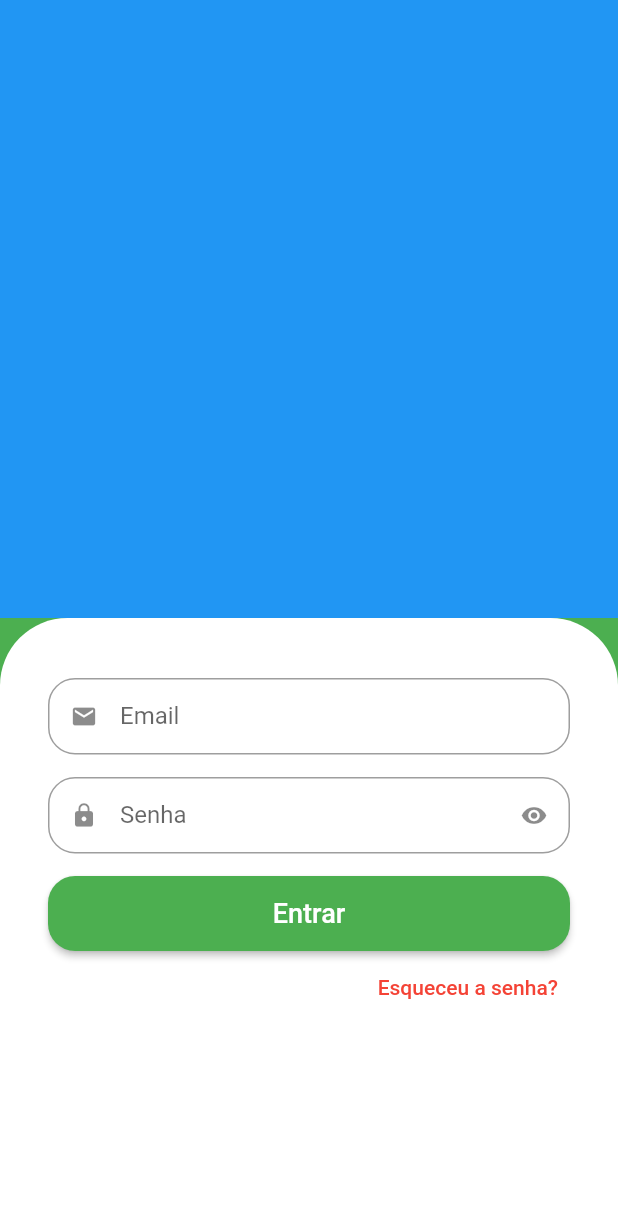
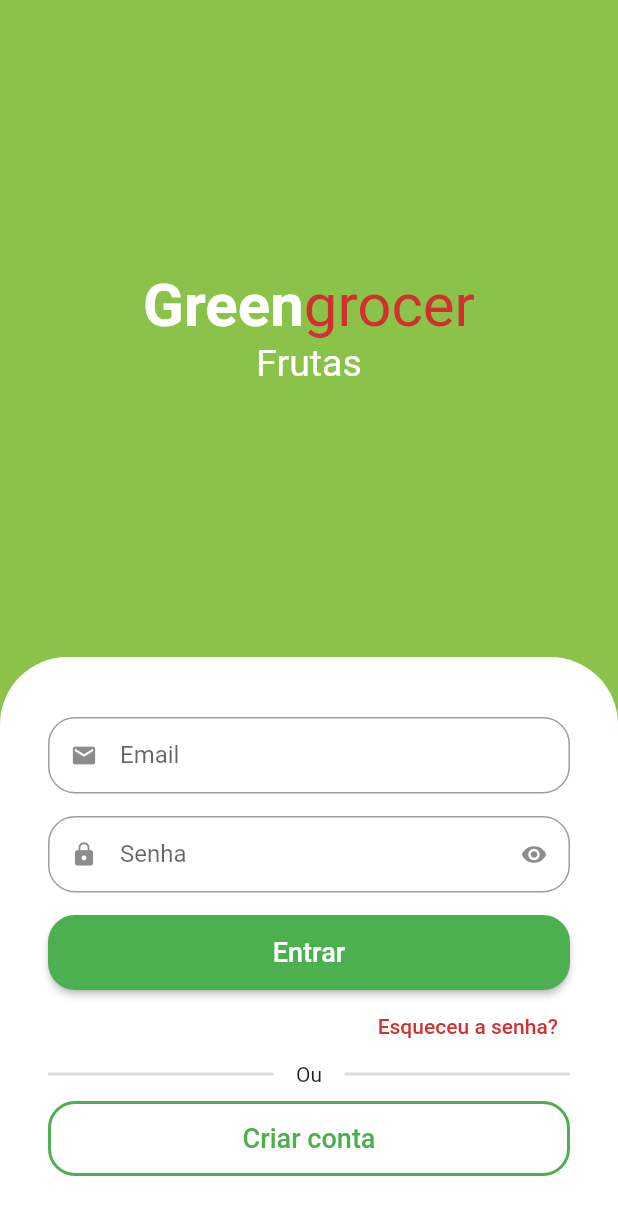
Before and after one commit to aloisiomartinez/greengrocery_app, a Flutter app: the screen it shows after launch, on a phone screen of 412 x 824 dp. Shown: the top 1215 px of the screen. Run offline on Flutter 3.47's test engine with Material 2 defaults, Android fonts, the phone set to English and light mode, and no system bars; drawn by our look-alikes of animated_text_kit.

Commit message:
loginScreen Ui finish

```diff
--- a/lib/src/auth/sign_in_screen.dart
+++ b/lib/src/auth/sign_in_screen.dart
@@ -1,25 +1,74 @@
+import 'package:animated_text_kit/animated_text_kit.dart';
 import 'package:flutter/material.dart';
 import 'package:green_grocery/src/auth/components/custom_text_field.dart';
+import 'package:green_grocery/src/config/custom_colors.dart';
 
 class SignInScreen extends StatelessWidget {
   const SignInScreen({Key? key}) : super(key: key);
 
   @override
   Widget build(BuildContext context) {
+    final size = MediaQuery.of(context).size;
+
     return Scaffold(
-      backgroundColor: Colors.green,
-      body: Column(
+      backgroundColor: CustomColors.customSwatchColor,
+      body: SingleChildScrollView(
+        child: SizedBox(
+          height: size.height,
+          width: size.width,
+          child: Column(
             children: [
               Expanded(
-              child: Container(
-            color: Colors.blue,
-          )),
-          Expanded(
-              child: Container(
-            padding: const EdgeInsets.symmetric(horizontal: 32, vertical: 40),
+                child: Column(
+                  mainAxisAlignment: MainAxisAlignment.center,
+                  children: [
+                    // Nome do App
+                    Text.rich(TextSpan(
+                        style: const TextStyle(
+                          fontSize: 40,
+                        ),
+                        children: [
+                          const TextSpan(
+                              text: "Green",
+                              style: TextStyle(
+                                  color: Colors.white,
+                                  fontWeight: FontWeight.bold)),
+                          TextSpan(
+                              text: "grocer",
+                              style: TextStyle(
+                                  color: CustomColors.customContrastColor))
+                        ])),
+
+                    //Categorias
+                    SizedBox(
+                      height: 30,
+                      child: DefaultTextStyle(
+                        style: const TextStyle(fontSize: 25),
+                        child: AnimatedTextKit(
+                            pause: Duration.zero,
+                            repeatForever: true,
+                            animatedTexts: [
+                              FadeAnimatedText("Frutas"),
+                              FadeAnimatedText("Verduras"),
+                              FadeAnimatedText("Legumes"),
+                              FadeAnimatedText("Carnes"),
+                              FadeAnimatedText("Cereais"),
+                              FadeAnimatedText("Laticíneos"),
+                            ]),
+                      ),
+                    )
+                  ],
+                ),
+              ),
+
+              //Formulário
+              Container(
+                padding:
+                    const EdgeInsets.symmetric(horizontal: 32, vertical: 40),
                 decoration: const BoxDecoration(
                     color: Colors.white,
-                borderRadius: BorderRadius.vertical(top: Radius.circular(45))),
+                    borderRadius:
+                        BorderRadius.vertical(top: Radius.circular(45))),
                 child: Column(
                   crossAxisAlignment: CrossAxisAlignment.stretch,
                   children: [
@@ -45,15 +94,55 @@ class SignInScreen extends StatelessWidget {
                       alignment: Alignment.centerRight,
                       child: TextButton(
                           onPressed: () {},
+                          child: Text(
+                            "Esqueceu a senha?",
+                            style: TextStyle(
+                                color: CustomColors.customContrastColor),
+                          )),
+                    ),
+                    Padding(
+                      padding: const EdgeInsets.only(bottom: 10),
+                      child: Row(
+                        children: [
+                          Expanded(
+                            child: Divider(
+                              color: Colors.grey.withAlpha(90),
+                              thickness: 2,
+                            ),
+                          ),
+                          const Padding(
+                            padding: EdgeInsets.symmetric(horizontal: 15),
+                            child: Text("Ou"),
+                          ),
+                          Expanded(
+                            child: Divider(
+                              color: Colors.grey.withAlpha(90),
+                              thickness: 2,
+                            ),
+                          ),
+                        ],
+                      ),
+                    ),
+                    SizedBox(
+                      height: 50,
+                      child: OutlinedButton(
+                          style: OutlinedButton.styleFrom(
+                              side: const BorderSide(
+                                  width: 2, color: Colors.green),
+                              shape: RoundedRectangleBorder(
+                                  borderRadius: BorderRadius.circular(18))),
+                          onPressed: () {},
                           child: const Text(
-                        "Esqueceu a senha?",
-                        style: TextStyle(color: Colors.red),
+                            "Criar conta",
+                            style: TextStyle(fontSize: 18),
                           )),
                     )
                   ],
                 ),
-          ))
+              )
             ],
+          ),
+        ),
       ),
     );
   }
--- /dev/null
+++ b/lib/src/config/custom_colors.dart
@@ -0,0 +1,21 @@
+import 'package:flutter/material.dart';
+
+Map<int, Color> _swatchOpacity = {
+  50: const Color.fromRGBO(139, 195, 74, 0.1),
+  100: const Color.fromRGBO(139, 195, 74, 0.2),
+  200: const Color.fromRGBO(139, 195, 74, 0.3),
+  300: const Color.fromRGBO(139, 195, 74, 0.4),
+  400: const Color.fromRGBO(139, 195, 74, 0.5),
+  500: const Color.fromRGBO(139, 195, 74, 0.6),
+  600: const Color.fromRGBO(139, 195, 74, 0.7),
+  700: const Color.fromRGBO(139, 195, 74, 0.8),
+  800: const Color.fromRGBO(139, 195, 74, 0.9),
+  900: const Color.fromRGBO(139, 195, 74, 1),
+};
+
+abstract class CustomColors {
+  static Color customContrastColor = Colors.red.shade700;
+
+  static MaterialColor customSwatchColor =
+      MaterialColor(0xFF8BC34A, _swatchOpacity);
+}
--- a/pubspec.yaml
+++ b/pubspec.yaml
@@ -36,6 +36,7 @@ dependencies:
   # The following adds the Cupertino Icons font to your application.
   # Use with the CupertinoIcons class for iOS style icons.
   cupertino_icons: ^1.0.2
+  animated_text_kit: ^4.2.1
 
 dev_dependencies:
   flutter_test:
```
Also changed, not shown: pubspec.lock. Lines whose indentation alone changed are shown as unchanged.
